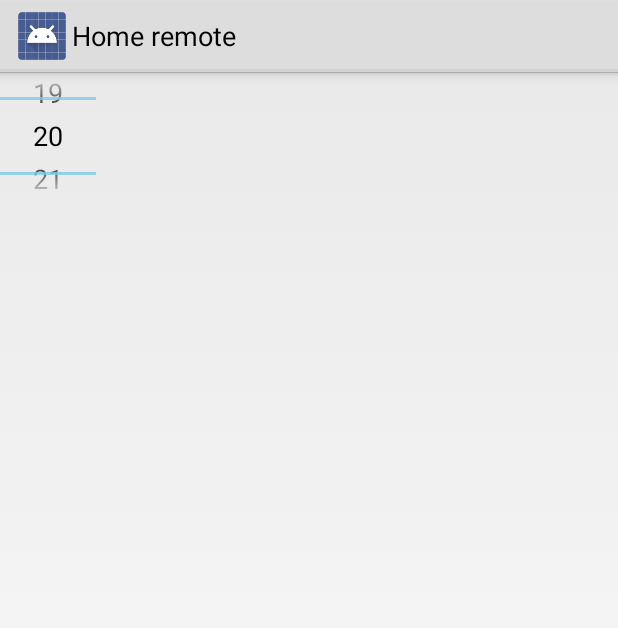
After one commit to cedricp/homeremote, an Android app: the fragment AircondFragment shown on its own in the app's theme, on a phone screen of 412 x 824 dp. The commit adds this screen. Shown: the top 628 px of the screen. Run offline under Robolectric (Android 15) with nearby library versions, the phone set to English and light mode, and no system bars.

```diff
--- /dev/null
+++ b/homeremote/src/main/java/com/example/cedric/homeremote/AircondFragment.java
@@ -0,0 +1,31 @@
+package com.example.cedric.homeremote;
+
+import android.os.Bundle;
+import android.support.v4.app.Fragment;
+import android.view.LayoutInflater;
+import android.view.View;
+import android.view.ViewGroup;
+import android.widget.NumberPicker;
+
+/**
+ * Created by cedric on 2/18/16.
+ */
+public class AircondFragment extends Fragment implements HttpRequest.onHttpRequestComplete {
+
+    @Override
+    public View onCreateView(LayoutInflater inflater, ViewGroup container,
+                             Bundle savedInstanceState) {
+        View view = inflater.inflate(R.layout.activity_aircond, container, false);
+
+        NumberPicker tempPicker = (NumberPicker)view.findViewById(R.id.temperature);
+        tempPicker.setMinValue(16);
+        tempPicker.setMaxValue(32);
+        tempPicker.setValue(20);
+        return view;
+    }
+
+    @Override
+    public void onHttpRequestComplete(String s){
+
+    }
+}
--- /dev/null
+++ b/homeremote/src/main/res/layout/activity_aircond.xml
@@ -0,0 +1,18 @@
+<?xml version="1.0" encoding="utf-8"?>
+<LinearLayout xmlns:android="http://schemas.android.com/apk/res/android"
+    android:orientation="vertical" android:layout_width="match_parent"
+    android:layout_height="match_parent">
+
+    <LinearLayout
+        android:orientation="vertical"
+        android:layout_width="match_parent"
+        android:layout_height="wrap_content">
+
+        <NumberPicker
+            android:layout_width="wrap_content"
+            android:layout_height="85dp"
+            android:id="@+id/temperature"
+            android:orientation="vertical" />
+
+    </LinearLayout>
+</LinearLayout>
```
Also changed, not shown: homeremote/src/main/java/com/example/cedric/homeremote/ExteriorFragment.java (+13 -1 lines), homeremote/src/main/java/com/example/cedric/homeremote/HomeRemoteActivity.java (+7 -1 lines), homeremote/src/main/java/com/example/cedric/homeremote/HttpRequest.java (+6 -1 lines).
